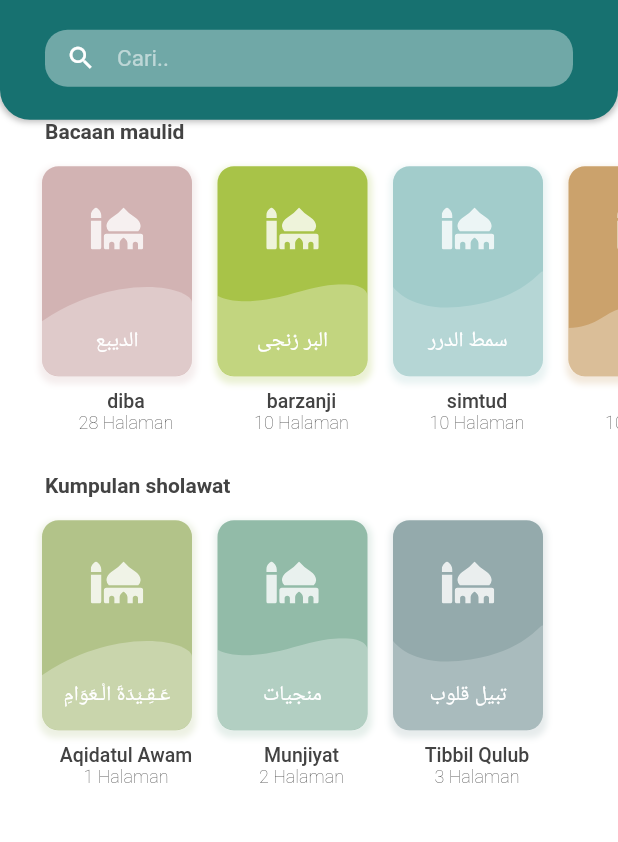
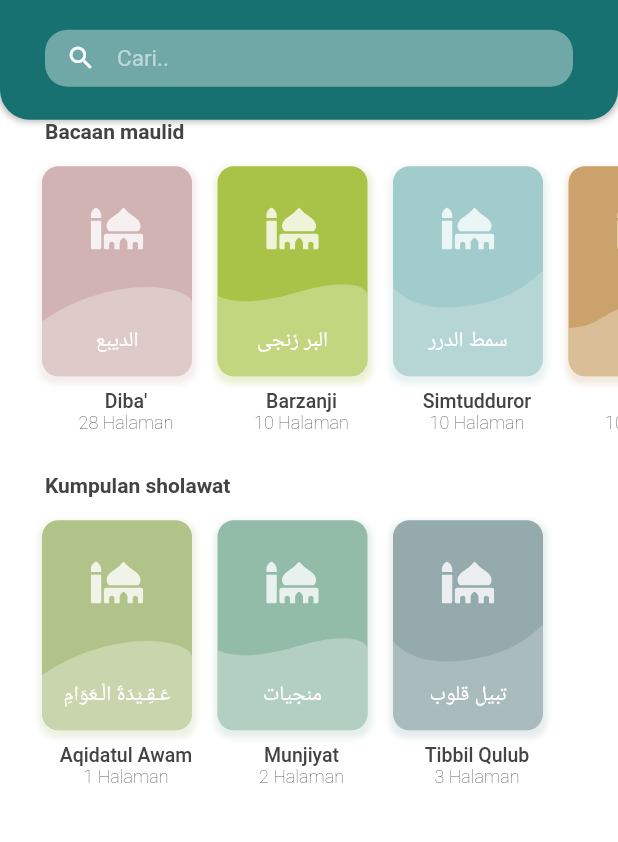
Before and after one commit to maztohir/millad, a Flutter app: the screen it shows after launch, on a phone screen of 412 x 824 dp, the part 115-957 px from its top. Run offline on Flutter 3.47's test engine with Material 2 defaults, Android fonts, the phone set to English and light mode, and no system bars; our stand-ins replace flutter_html, flutter_svg, shared_preferences, simple_animations; Roboto replaces fonts that are missing (Source Sans Pro).

Commit message:
tohir | fixing title to titlecase

```diff
--- a/lib/storage/book.dart
+++ b/lib/storage/book.dart
@@ -3,22 +3,22 @@ import '../model/book.dart';
 class BookStorage {
   List<BookModel> get maulidBoooks {
     return [
-      BookModel(0, 'diba',
+      BookModel(0, "Diba'",
           arabTitle: "الديبع",
           contentUri: "assets/books/diba/content.json",
           description:
               "Pengarangnya adalah Imam Wajihuddin Abdu Ar-Rahman bin Muhammad bin Umar bin Ali bin Yusuf bin Ahmad bin Umar ad-simtudi (866H-944H), beliau berasal Zabid, salah satu kota di Yaman."),
-      BookModel(1, 'barzanji',
+      BookModel(1, 'Barzanji',
           arabTitle: "البر زنجى",
           contentUri: "assets/books/barzanji/content.json",
           description:
               "Nama Berzanji diambil dari nama pengarangnya yaitu Syekh Ja'far al-Barzanji bin Hasan bin Abdul Karim. Ia lahir di Madinah tahun 1690 dan meninggal tahun 1766. Barzanji berasal dari nama sebuah tempat di Kurdistan, Barzinj"),
-      BookModel(2, 'simtud',
+      BookModel(2, 'Simtudduror',
           arabTitle: "سمط الدرر",
           contentUri: "assets/books/simtud/content.json",
           description:
               "Pengarangnya adalah Al-Habib Al-Imam Al-Allamah Ali bin Muhammad bin Husin Al-Habsyi, dilahirkan pada hari Juma’at 24 Syawal 1259 H di Qasam, sebuah kota di negeri Hadhramaut. Di antara putera-putera beliau yang dikenal di Indonesia ialah puteranya yang bongsu; Al-Habib Alwi bin Ali Al-Habsyi, pendiri Masjid “Riyadh” di kota Solo (Surakarta)"),
-      BookModel(3, 'burdah',
+      BookModel(3, 'Burdah',
           arabTitle: "البردة",
           contentUri: "assets/books/burdah/content.json",
           description:
```
